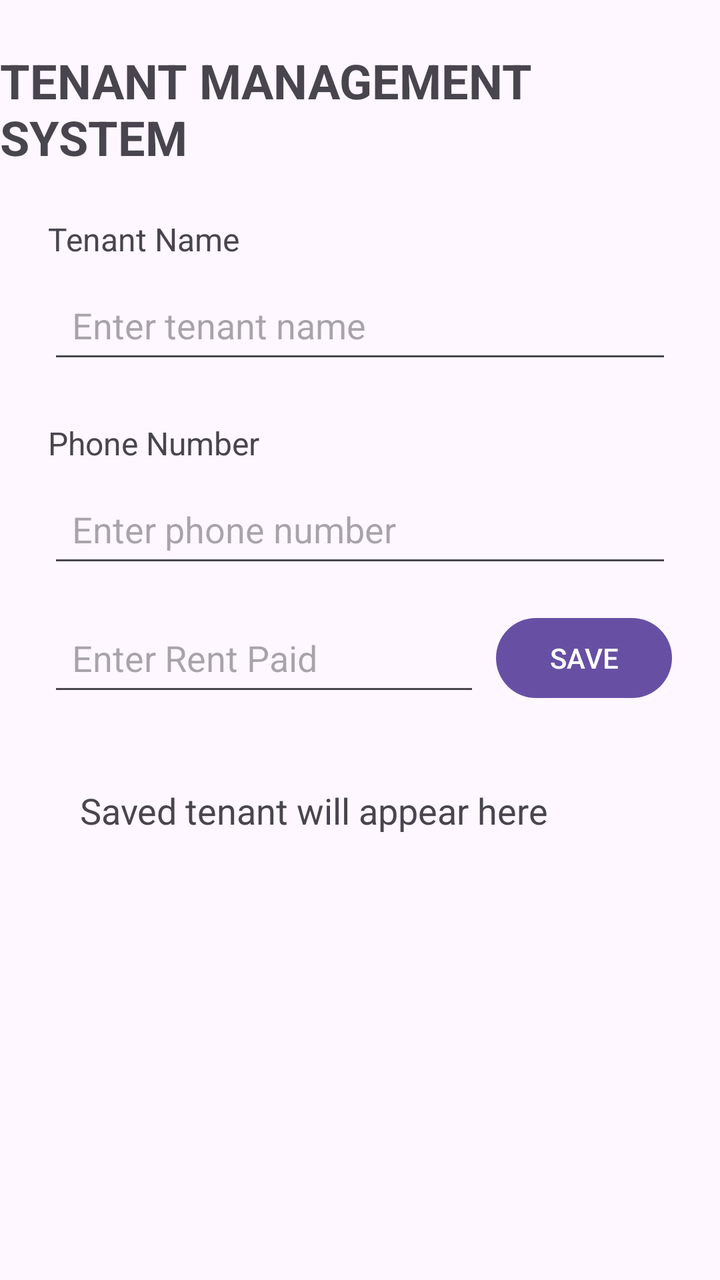
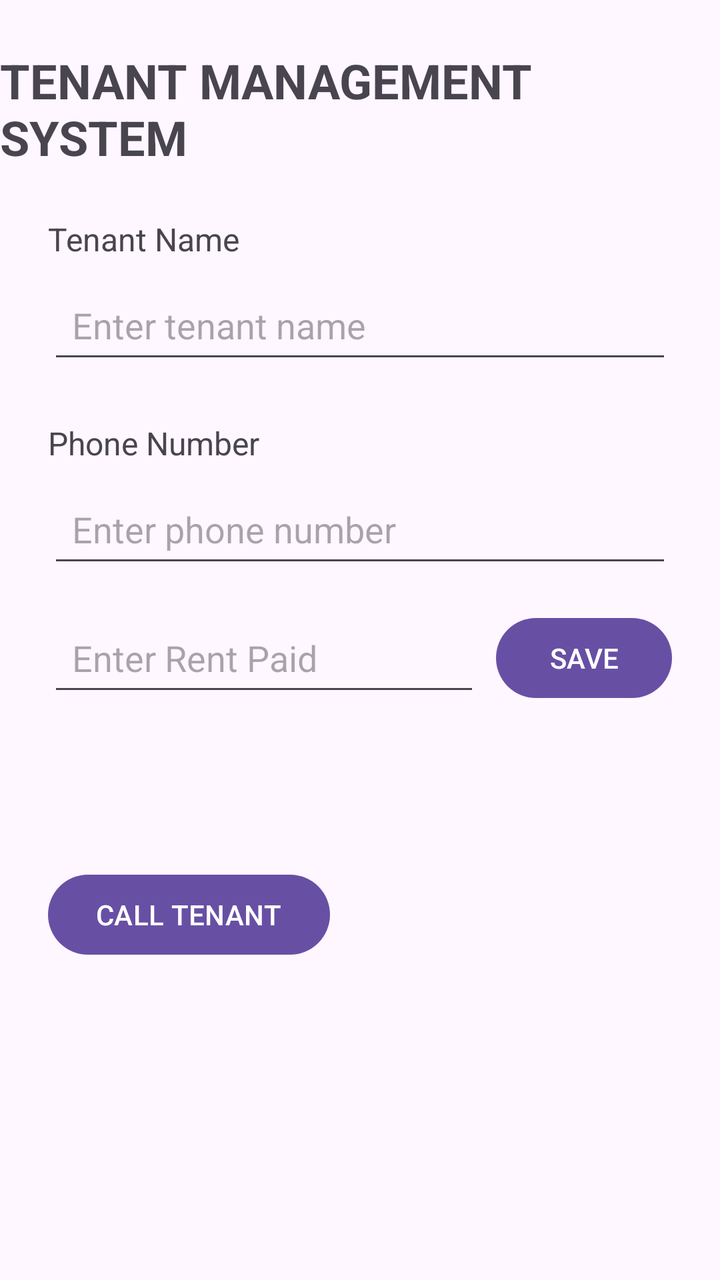

The first picture is an Android layout as it rendered before a commit; the second is the same layout after the commit. The layout source and the unified diff follow.
<!-- AndroidManifest.xml: application theme Theme.TenantSystem -->
<!-- res/layout/activity_main.xml -->
<?xml version="1.0" encoding="utf-8"?>
<androidx.constraintlayout.widget.ConstraintLayout
    xmlns:android="http://schemas.android.com/apk/res/android"
    xmlns:app="http://schemas.android.com/apk/res-auto"
    android:layout_width="match_parent"
    android:layout_height="match_parent">

    
    <TextView
        android:id="@+id/titleTextView"
        android:layout_width="wrap_content"
        android:layout_height="wrap_content"
        android:text="TENANT MANAGEMENT SYSTEM"
        android:textSize="24sp"
        android:textStyle="bold"
        android:layout_marginTop="24dp"
        app:layout_constraintTop_toTopOf="parent"
        app:layout_constraintStart_toStartOf="parent"
        app:layout_constraintEnd_toEndOf="parent" />

    
    <TextView
        android:id="@+id/tenantNameLabel"
        android:layout_width="wrap_content"
        android:layout_height="wrap_content"
        android:text="Tenant Name"
        android:textSize="16sp"
        android:layout_marginTop="24dp"
        android:layout_marginStart="24dp"
        app:layout_constraintTop_toBottomOf="@id/titleTextView"
        app:layout_constraintStart_toStartOf="parent" />

    
    <EditText
        android:id="@+id/tenantNameEditText"
        android:layout_width="0dp"
        android:layout_height="wrap_content"
        android:hint="Enter tenant name"
        android:minHeight="48dp"
        android:padding="12dp"
        android:layout_marginTop="8dp"
        android:layout_marginStart="24dp"
        android:layout_marginEnd="24dp"
        app:layout_constraintTop_toBottomOf="@id/tenantNameLabel"
        app:layout_constraintStart_toStartOf="parent"
        app:layout_constraintEnd_toEndOf="parent" />

    
    <TextView
        android:id="@+id/phoneLabel"
        android:layout_width="wrap_content"
        android:layout_height="wrap_content"
        android:text="Phone Number"
        android:textSize="16sp"
        android:layout_marginTop="24dp"
        android:layout_marginStart="24dp"
        app:layout_constraintTop_toBottomOf="@id/tenantNameEditText"
        app:layout_constraintStart_toStartOf="parent" />

    
    <EditText
        android:id="@+id/phoneEditText"
        android:layout_width="0dp"
        android:layout_height="wrap_content"
        android:hint="Enter phone number"
        android:inputType="phone"
        android:minHeight="48dp"
        android:padding="12dp"
        android:layout_marginTop="8dp"
        android:layout_marginStart="24dp"
        android:layout_marginEnd="24dp"
        app:layout_constraintTop_toBottomOf="@id/phoneLabel"
        app:layout_constraintStart_toStartOf="parent"
        app:layout_constraintEnd_toEndOf="parent" />

    
    <EditText
        android:id="@+id/rentEditText"
        android:layout_width="0dp"
        android:layout_height="wrap_content"
        android:hint="Enter Rent Paid"
        android:inputType="numberDecimal"
        android:minHeight="48dp"
        android:padding="12dp"
        android:layout_marginTop="16dp"
        android:layout_marginStart="24dp"
        android:layout_marginEnd="8dp"
        app:layout_constraintTop_toBottomOf="@id/phoneEditText"
        app:layout_constraintStart_toStartOf="parent"
        app:layout_constraintEnd_toStartOf="@id/saveButton" />

    
    <Button
        android:id="@+id/saveButton"
        android:layout_width="wrap_content"
        android:layout_height="wrap_content"
        android:text="SAVE"
        android:layout_marginEnd="24dp"
        app:layout_constraintTop_toTopOf="@id/rentEditText"
        app:layout_constraintBottom_toBottomOf="@id/rentEditText"
        app:layout_constraintEnd_toEndOf="parent" />

    
    <TextView
        android:id="@+id/tenantResultTextView"
        android:layout_width="0dp"
        android:layout_height="wrap_content"
        android:text="Saved tenant will appear here"
        android:textSize="18sp"
        android:padding="16dp"
        android:layout_marginTop="24dp"
        android:layout_marginStart="24dp"
        android:layout_marginEnd="24dp"
        app:layout_constraintTop_toBottomOf="@id/rentEditText"
        app:layout_constraintStart_toStartOf="parent"
        app:layout_constraintEnd_toEndOf="parent" />

</androidx.constraintlayout.widget.ConstraintLayout>
<!-- resources referenced by this layout -->
<resources>
  <style name="Theme.TenantSystem" parent="Base.Theme.TenantSystem" />
  <style name="Base.Theme.TenantSystem" parent="Theme.Material3.DayNight.NoActionBar">
          
          
      </style>
</resources>

<!-- the commit's change to res/layout/activity_main.xml (unified diff, before → after) -->
@@ -1,118 +1,127 @@
 <?xml version="1.0" encoding="utf-8"?>
-<androidx.constraintlayout.widget.ConstraintLayout
-    xmlns:android="http://schemas.android.com/apk/res/android"
-    xmlns:app="http://schemas.android.com/apk/res-auto"
-    android:layout_width="match_parent"
-    android:layout_height="match_parent">
+<layout xmlns:android="http://schemas.android.com/apk/res/android"
+    xmlns:app="http://schemas.android.com/apk/res-auto">
 
-    
-    <TextView
-        android:id="@+id/titleTextView"
-        android:layout_width="wrap_content"
-        android:layout_height="wrap_content"
-        android:text="TENANT MANAGEMENT SYSTEM"
-        android:textSize="24sp"
-        android:textStyle="bold"
-        android:layout_marginTop="24dp"
-        app:layout_constraintTop_toTopOf="parent"
-        app:layout_constraintStart_toStartOf="parent"
-        app:layout_constraintEnd_toEndOf="parent" />
+    <data>
+        <variable
+            name="tenant"
+            type="com.example.tenantsystem.Tenant" />
+    </data>
 
-    
-    <TextView
-        android:id="@+id/tenantNameLabel"
-        android:layout_width="wrap_content"
-        android:layout_height="wrap_content"
-        android:text="Tenant Name"
-        android:textSize="16sp"
-        android:layout_marginTop="24dp"
-        android:layout_marginStart="24dp"
-        app:layout_constraintTop_toBottomOf="@id/titleTextView"
-        app:layout_constraintStart_toStartOf="parent" />
+    <androidx.constraintlayout.widget.ConstraintLayout
+        android:layout_width="match_parent"
+        android:layout_height="match_parent">
 
-    
-    <EditText
-        android:id="@+id/tenantNameEditText"
-        android:layout_width="0dp"
-        android:layout_height="wrap_content"
-        android:hint="Enter tenant name"
-        android:minHeight="48dp"
-        android:padding="12dp"
-        android:layout_marginTop="8dp"
-        android:layout_marginStart="24dp"
-        android:layout_marginEnd="24dp"
-        app:layout_constraintTop_toBottomOf="@id/tenantNameLabel"
-        app:layout_constraintStart_toStartOf="parent"
-        app:layout_constraintEnd_toEndOf="parent" />
+        <TextView
+            android:id="@+id/titleTextView"
+            android:layout_width="wrap_content"
+            android:layout_height="wrap_content"
+            android:text="TENANT MANAGEMENT SYSTEM"
+            android:textSize="24sp"
+            android:textStyle="bold"
+            android:layout_marginTop="24dp"
+            app:layout_constraintTop_toTopOf="parent"
+            app:layout_constraintStart_toStartOf="parent"
+            app:layout_constraintEnd_toEndOf="parent" />
 
-    
-    <TextView
-        android:id="@+id/phoneLabel"
-        android:layout_width="wrap_content"
-        android:layout_height="wrap_content"
-        android:text="Phone Number"
-        android:textSize="16sp"
-        android:layout_marginTop="24dp"
-        android:layout_marginStart="24dp"
-        app:layout_constraintTop_toBottomOf="@id/tenantNameEditText"
-        app:layout_constraintStart_toStartOf="parent" />
+        <TextView
+            android:id="@+id/tenantNameLabel"
+            android:layout_width="wrap_content"
+            android:layout_height="wrap_content"
+            android:text="Tenant Name"
+            android:textSize="16sp"
+            android:layout_marginTop="24dp"
+            android:layout_marginStart="24dp"
+            app:layout_constraintTop_toBottomOf="@id/titleTextView"
+            app:layout_constraintStart_toStartOf="parent" />
 
-    
-    <EditText
-        android:id="@+id/phoneEditText"
-        android:layout_width="0dp"
-        android:layout_height="wrap_content"
-        android:hint="Enter phone number"
-        android:inputType="phone"
-        android:minHeight="48dp"
-        android:padding="12dp"
-        android:layout_marginTop="8dp"
-        android:layout_marginStart="24dp"
-        android:layout_marginEnd="24dp"
-        app:layout_constraintTop_toBottomOf="@id/phoneLabel"
-        app:layout_constraintStart_toStartOf="parent"
-        app:layout_constraintEnd_toEndOf="parent" />
+        <EditText
+            android:id="@+id/tenantNameEditText"
+            android:layout_width="0dp"
+            android:layout_height="wrap_content"
+            android:hint="Enter tenant name"
+            android:minHeight="48dp"
+            android:padding="12dp"
+            android:layout_marginTop="8dp"
+            android:layout_marginStart="24dp"
+            android:layout_marginEnd="24dp"
+            app:layout_constraintTop_toBottomOf="@id/tenantNameLabel"
+            app:layout_constraintStart_toStartOf="parent"
+            app:layout_constraintEnd_toEndOf="parent" />
 
-    
-    <EditText
-        android:id="@+id/rentEditText"
-        android:layout_width="0dp"
-        android:layout_height="wrap_content"
-        android:hint="Enter Rent Paid"
-        android:inputType="numberDecimal"
-        android:minHeight="48dp"
-        android:padding="12dp"
-        android:layout_marginTop="16dp"
-        android:layout_marginStart="24dp"
-        android:layout_marginEnd="8dp"
-        app:layout_constraintTop_toBottomOf="@id/phoneEditText"
-        app:layout_constraintStart_toStartOf="parent"
-        app:layout_constraintEnd_toStartOf="@id/saveButton" />
+        <TextView
+            android:id="@+id/phoneLabel"
+            android:layout_width="wrap_content"
+            android:layout_height="wrap_content"
+            android:text="Phone Number"
+            android:textSize="16sp"
+            android:layout_marginTop="24dp"
+            android:layout_marginStart="24dp"
+            app:layout_constraintTop_toBottomOf="@id/tenantNameEditText"
+            app:layout_constraintStart_toStartOf="parent" />
 
-    
-    <Button
-        android:id="@+id/saveButton"
-        android:layout_width="wrap_content"
-        android:layout_height="wrap_content"
-        android:text="SAVE"
-        android:layout_marginEnd="24dp"
-        app:layout_constraintTop_toTopOf="@id/rentEditText"
-        app:layout_constraintBottom_toBottomOf="@id/rentEditText"
-        app:layout_constraintEnd_toEndOf="parent" />
+        <EditText
+            android:id="@+id/phoneEditText"
+            android:layout_width="0dp"
+            android:layout_height="wrap_content"
+            android:hint="Enter phone number"
+            android:inputType="phone"
+            android:minHeight="48dp"
+            android:padding="12dp"
+            android:layout_marginTop="8dp"
+            android:layout_marginStart="24dp"
+            android:layout_marginEnd="24dp"
+            app:layout_constraintTop_toBottomOf="@id/phoneLabel"
+            app:layout_constraintStart_toStartOf="parent"
+            app:layout_constraintEnd_toEndOf="parent" />
 
-    
-    <TextView
-        android:id="@+id/tenantResultTextView"
-        android:layout_width="0dp"
-        android:layout_height="wrap_content"
-        android:text="Saved tenant will appear here"
-        android:textSize="18sp"
-        android:padding="16dp"
-        android:layout_marginTop="24dp"
-        android:layout_marginStart="24dp"
-        android:layout_marginEnd="24dp"
-        app:layout_constraintTop_toBottomOf="@id/rentEditText"
-        app:layout_constraintStart_toStartOf="parent"
-        app:layout_constraintEnd_toEndOf="parent" />
+        <EditText
+            android:id="@+id/rentEditText"
+            android:layout_width="0dp"
+            android:layout_height="wrap_content"
+            android:hint="Enter Rent Paid"
+            android:inputType="numberDecimal"
+            android:minHeight="48dp"
+            android:padding="12dp"
+            android:layout_marginTop="16dp"
+            android:layout_marginStart="24dp"
+            android:layout_marginEnd="8dp"
+            app:layout_constraintTop_toBottomOf="@id/phoneEditText"
+            app:layout_constraintStart_toStartOf="parent"
+            app:layout_constraintEnd_toStartOf="@id/saveButton" />
 
-</androidx.constraintlayout.widget.ConstraintLayout>
+        <Button
+            android:id="@+id/saveButton"
+            android:layout_width="wrap_content"
+            android:layout_height="wrap_content"
+            android:text="SAVE"
+            android:layout_marginEnd="24dp"
+            app:layout_constraintTop_toTopOf="@id/rentEditText"
+            app:layout_constraintBottom_toBottomOf="@id/rentEditText"
+            app:layout_constraintEnd_toEndOf="parent" />
+
+        <TextView
+            android:id="@+id/tenantResultTextView"
+            android:layout_width="0dp"
+            android:layout_height="wrap_content"
+            android:text='@{tenant == null ? "Saved tenant will appear here" : tenant.summary()}'
+            android:textSize="18sp"
+            android:padding="16dp"
+            android:layout_marginTop="24dp"
+            android:layout_marginStart="24dp"
+            android:layout_marginEnd="24dp"
+            app:layout_constraintTop_toBottomOf="@id/rentEditText"
+            app:layout_constraintStart_toStartOf="parent"
+            app:layout_constraintEnd_toEndOf="parent" />
+
+        <Button
+            android:id="@+id/callButton"
+            android:layout_width="wrap_content"
+            android:layout_height="wrap_content"
+            android:text="CALL TENANT"
+            android:layout_marginStart="24dp"
+            app:layout_constraintTop_toBottomOf="@id/tenantResultTextView"
+            app:layout_constraintStart_toStartOf="parent" />
+
+    </androidx.constraintlayout.widget.ConstraintLayout>
+</layout>
